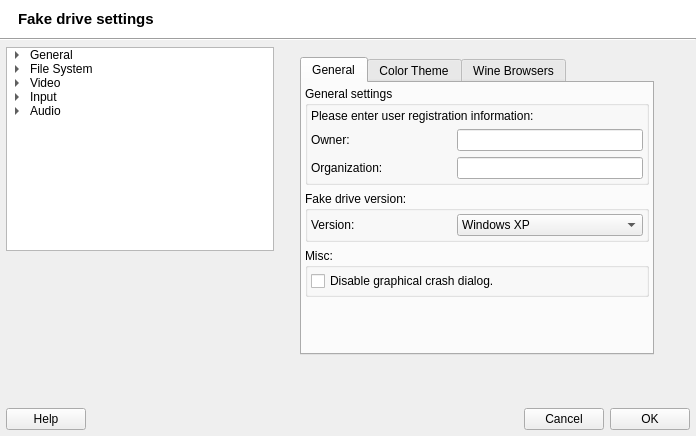
Above: src/q4wine-gui/uis/FakeDriveSettings.ui from brezerk/q4wine before the change. Below: the same form after it.
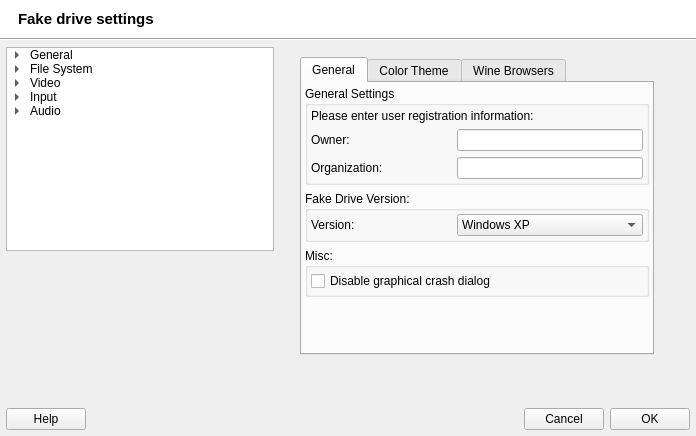
That is the form after the change. The open tabs and pages were chosen to show the change.

What changed in the file:
```diff
--- a/src/q4wine-gui/uis/FakeDriveSettings.ui
+++ b/src/q4wine-gui/uis/FakeDriveSettings.ui
@@ -390,7 +390,7 @@
                <bool>false</bool>
               </property>
               <property name="title">
-               <string>General settings</string>
+               <string>General Settings</string>
               </property>
               <layout class="QVBoxLayout" name="verticalLayout">
                <property name="margin">
@@ -491,7 +491,7 @@
             <item>
              <widget class="QGroupBox" name="groupBox">
               <property name="title">
-               <string>Fake drive version:</string>
+               <string>Fake Drive Version:</string>
               </property>
               <layout class="QVBoxLayout" name="verticalLayout_23">
                <property name="margin">
@@ -614,7 +614,7 @@
                <item>
                 <widget class="QCheckBox" name="cbCrashDialog">
                  <property name="text">
-                  <string>Disable graphical crash dialog.</string>
+                  <string>Disable graphical crash dialog</string>
                  </property>
                  <property name="checked">
                   <bool>false</bool>
```
Left out of the diff: 18 changed lines with no effect on the pictures.
